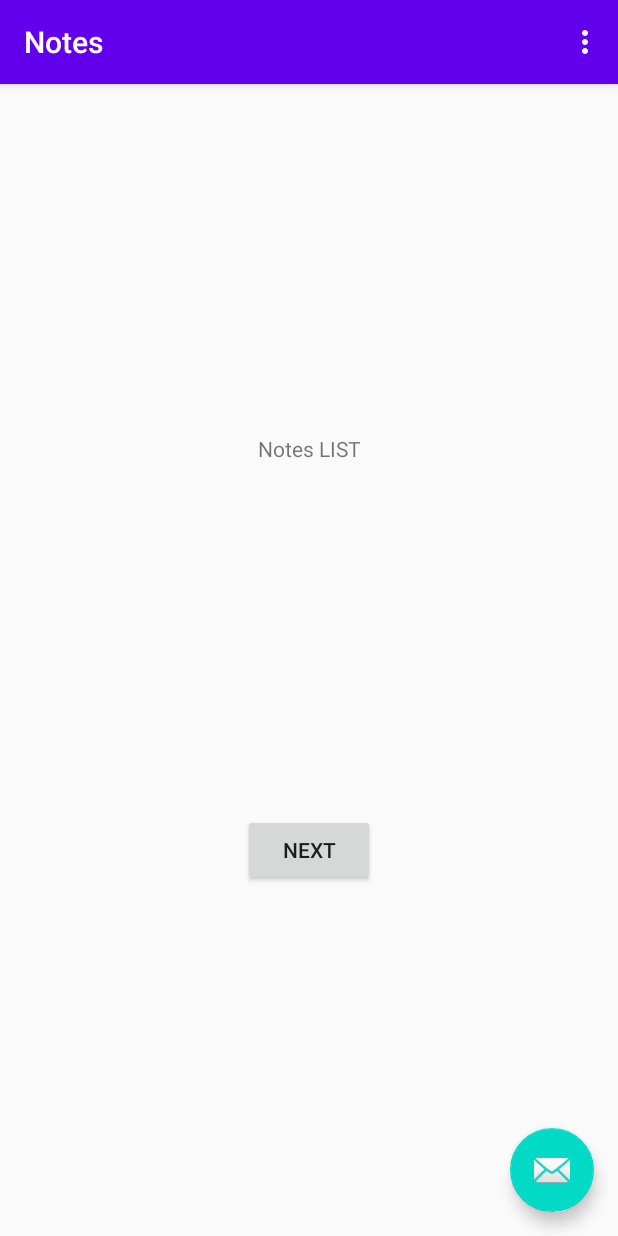
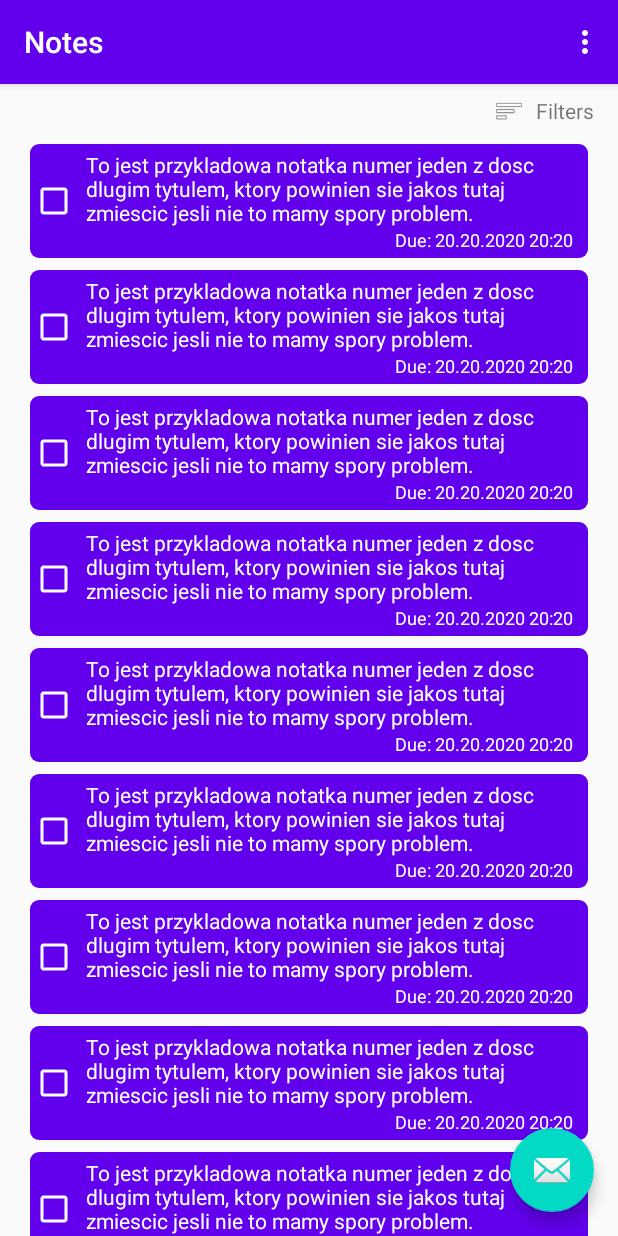
Before and after one commit to proenix/us2pum, an Android app: the screen it shows after launch (MainActivity), on a phone screen of 412 x 824 dp. Run offline under Robolectric (Android 15) with nearby library versions, the light colour scheme and no system bars.

Commit message:
Layout for displaying notes in List.

```diff
--- a/lab6notes/app/src/main/java/pl/proenix/android/us2pum/lab6notes/NotesListFragment.java
+++ b/lab6notes/app/src/main/java/pl/proenix/android/us2pum/lab6notes/NotesListFragment.java
@@ -1,13 +1,16 @@
 package pl.proenix.android.us2pum.lab6notes;
 
+import android.graphics.PorterDuff;
+import android.graphics.PorterDuffColorFilter;
+import android.graphics.drawable.Drawable;
 import android.os.Bundle;
 import android.view.LayoutInflater;
 import android.view.View;
 import android.view.ViewGroup;
+import android.widget.LinearLayout;
 
 import androidx.annotation.NonNull;
 import androidx.fragment.app.Fragment;
-import androidx.navigation.fragment.NavHostFragment;
 
 /**
  * Fragment for displaying list of all notes.
@@ -36,12 +39,33 @@ public class NotesListFragment extends Fragment {
     public void onViewCreated(@NonNull View view, Bundle savedInstanceState) {
         super.onViewCreated(view, savedInstanceState);
 
-        view.findViewById(R.id.button_first).setOnClickListener(new View.OnClickListener() {
-            @Override
-            public void onClick(View view) {
-                NavHostFragment.findNavController(NotesListFragment.this)
-                        .navigate(R.id.action_notesListFragment_to_noteCreateUpdateFragment);
-            }
-        });
+        // TODO: 10/05/2020 Implement popup on sort filter clicks.
+        LinearLayout linearLayoutNotesList = view.findViewById(R.id.linearLayoutNotesList);
+
+        for (int i = 0; i < 10; i++) {
+            View singleNoteRow = View.inflate(view.getContext(), R.layout.fragment_note_row, null);
+
+            // Get background shape and color it depending on category
+            // TODO: 10/05/2020 Color on category.
+            try {
+                Drawable bg = getContext().getDrawable(R.drawable.layout_note_row_bg);
+                bg.setColorFilter(new PorterDuffColorFilter(getResources().getColor(R.color.colorPrimary), PorterDuff.Mode.SRC));
+
+                // TODO: 10/05/2020 Add on click.
+
+                singleNoteRow.findViewById(R.id.noteElement).setBackground(bg);
+            } catch (NullPointerException ignored) { }
+
+            linearLayoutNotesList.addView(singleNoteRow);
+        }
+
+
+//        view.findViewById(R.id.button_first).setOnClickListener(new View.OnClickListener() {
+//            @Override
+//            public void onClick(View view) {
+//                NavHostFragment.findNavController(NotesListFragment.this)
+//                        .navigate(R.id.action_notesListFragment_to_noteCreateUpdateFragment);
+//            }
+//        });
     }
 }
--- /dev/null
+++ b/lab6notes/app/src/main/res/drawable/layout_note_row_bg.xml
@@ -0,0 +1,14 @@
+<?xml version="1.0" encoding="UTF-8"?>
+<shape xmlns:android="http://schemas.android.com/apk/res/android">
+  <solid android:color="#42A5F5"/>
+  <corners
+      android:topLeftRadius="6dp"
+      android:topRightRadius="6dp"
+      android:bottomLeftRadius="6dp"
+      android:bottomRightRadius="6dp"/>
+  <padding
+      android:left="0dp"
+      android:top="0dp"
+      android:right="0dp"
+      android:bottom="0dp" />
+</shape>
--- /dev/null
+++ b/lab6notes/app/src/main/res/layout/fragment_note_row.xml
@@ -0,0 +1,62 @@
+<?xml version="1.0" encoding="utf-8"?>
+<androidx.constraintlayout.widget.ConstraintLayout xmlns:android="http://schemas.android.com/apk/res/android"
+    xmlns:app="http://schemas.android.com/apk/res-auto"
+    xmlns:tools="http://schemas.android.com/tools"
+    android:id="@+id/linearLayout3"
+    android:layout_width="match_parent"
+    android:layout_height="match_parent"
+    android:layout_margin="10dip">
+
+    <LinearLayout
+        android:id="@+id/noteElement"
+        android:layout_width="0dp"
+        android:layout_height="wrap_content"
+        android:layout_margin="4dip"
+        android:background="#B31212"
+        android:paddingLeft="4dip"
+        android:paddingTop="10dip"
+        android:paddingRight="4dip"
+        android:paddingBottom="10dip"
+        app:layout_constraintBottom_toBottomOf="parent"
+        app:layout_constraintEnd_toEndOf="parent"
+        app:layout_constraintStart_toStartOf="parent"
+        app:layout_constraintTop_toTopOf="parent">
+
+        <CheckBox
+            android:id="@+id/checkBoxNoteDone"
+            android:layout_width="wrap_content"
+            android:layout_height="wrap_content"
+            android:layout_gravity="center"
+            android:buttonTint="#FFFFFF" />
+
+        <LinearLayout
+            android:layout_width="wrap_content"
+            android:layout_height="wrap_content"
+            android:layout_gravity="center_vertical"
+            android:layout_marginStart="5dip"
+            android:layout_marginEnd="10dip"
+            android:orientation="vertical"
+            android:paddingTop="4dip"
+            android:paddingBottom="4dip">
+
+            <TextView
+                android:id="@+id/textViewNoteTitle"
+                android:layout_width="wrap_content"
+                android:layout_height="wrap_content"
+                android:text="To jest przykladowa notatka numer jeden z dosc dlugim tytulem, ktory powinien sie jakos tutaj zmiescic jesli nie to mamy spory problem."
+                android:textColor="#FFFFFF" />
+
+            <TextView
+                android:id="@+id/textViewNoteDueDate"
+                android:layout_width="wrap_content"
+                android:layout_height="wrap_content"
+                android:layout_gravity="end"
+                android:gravity="end"
+                android:text="Due: 20.20.2020 20:20"
+                android:textColor="#FFFFFF"
+                android:textSize="12sp" />
+
+        </LinearLayout>
+
+    </LinearLayout>
+</androidx.constraintlayout.widget.ConstraintLayout>
--- a/lab6notes/app/src/main/res/layout/fragment_notes_list.xml
+++ b/lab6notes/app/src/main/res/layout/fragment_notes_list.xml
@@ -6,23 +6,42 @@
     android:layout_height="match_parent"
     tools:context=".NotesListFragment">
 
-    <TextView
-        android:id="@+id/textview_first"
-        android:layout_width="wrap_content"
-        android:layout_height="wrap_content"
-        android:text="Notes LIST"
-        app:layout_constraintBottom_toTopOf="@id/button_first"
-        app:layout_constraintEnd_toEndOf="parent"
-        app:layout_constraintStart_toStartOf="parent"
-        app:layout_constraintTop_toTopOf="parent" />
-
-    <Button
-        android:id="@+id/button_first"
-        android:layout_width="wrap_content"
-        android:layout_height="wrap_content"
-        android:text="@string/next"
+    <ScrollView
+        android:layout_width="0dip"
+        android:layout_height="0dip"
+        android:layout_marginStart="16dp"
+        android:layout_marginTop="8dp"
+        android:layout_marginEnd="16dp"
+        android:scrollbars="none"
         app:layout_constraintBottom_toBottomOf="parent"
         app:layout_constraintEnd_toEndOf="parent"
         app:layout_constraintStart_toStartOf="parent"
-        app:layout_constraintTop_toBottomOf="@id/textview_first" />
+        app:layout_constraintTop_toBottomOf="@+id/imageViewSortFilter">
+
+        <LinearLayout
+            android:id="@+id/linearLayoutNotesList"
+            android:layout_width="match_parent"
+            android:layout_height="wrap_content"
+            android:orientation="vertical" />
+    </ScrollView>
+
+    <TextView
+        android:id="@+id/textViewSortFilter"
+        android:layout_width="wrap_content"
+        android:layout_height="wrap_content"
+        android:layout_marginEnd="16dp"
+        android:text="Filters"
+        app:layout_constraintEnd_toEndOf="parent"
+        app:layout_constraintTop_toTopOf="@+id/imageViewSortFilter" />
+
+    <ImageView
+        android:id="@+id/imageViewSortFilter"
+        android:layout_width="20dip"
+        android:layout_height="20dip"
+        android:layout_marginTop="8dp"
+        android:layout_marginEnd="8dp"
+        android:src="@android:drawable/ic_menu_sort_by_size"
+        app:layout_constraintEnd_toStartOf="@+id/textViewSortFilter"
+        app:layout_constraintTop_toTopOf="parent" />
+
 </androidx.constraintlayout.widget.ConstraintLayout>
```
